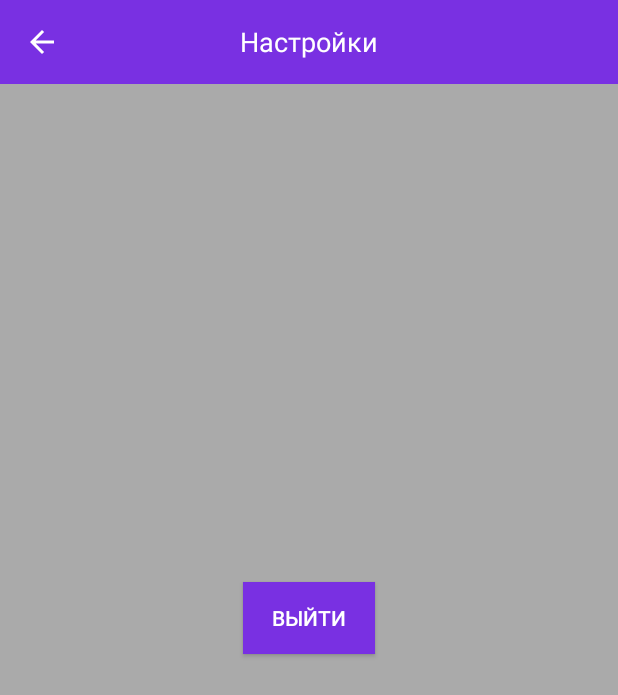
After one commit to nebesnayaa/chat-mobileApp, an Android app: the SettingActivity screen opened directly, with no data from a screen before it, on a phone screen of 412 x 824 dp. The commit adds this screen. Shown: the top 695 px of the screen. Run offline under Robolectric (Android 15) with nearby library versions, the phone set to English and light mode, and no system bars; our stand-ins replace Firebase (no records; nobody signed in at launch, a user with empty details on screens opened directly).

Commit message:
menu_setting_logout

```diff
--- a/MobailChatApp/app/src/main/AndroidManifest.xml
+++ b/MobailChatApp/app/src/main/AndroidManifest.xml
@@ -27,6 +27,10 @@
 
         <activity android:name=".ChatListActivity" />
 
+        <activity android:name=".SettingActivity"
+            android:theme="@style/Theme.AppCompat.Light.NoActionBar">
+        </activity>
+
     </application>
 
 </manifest>
--- /dev/null
+++ b/MobailChatApp/app/src/main/java/com/example/mobailchatapp/SettingActivity.java
@@ -0,0 +1,48 @@
+package com.example.mobailchatapp;
+
+import android.content.Intent;
+import android.os.Bundle;
+import android.view.View;
+import android.widget.Button;
+import androidx.appcompat.app.AppCompatActivity;
+import androidx.appcompat.widget.Toolbar;
+import com.google.firebase.auth.FirebaseAuth;
+import androidx.appcompat.app.AppCompatActivity;
+
+public class SettingActivity extends AppCompatActivity {
+
+    @Override
+    protected void onCreate(Bundle savedInstanceState) {
+        super.onCreate(savedInstanceState);
+        setContentView(R.layout.activity_settings);
+
+        Toolbar toolbar = findViewById(R.id.toolbar);
+        setSupportActionBar(toolbar);
+        getSupportActionBar().setDisplayHomeAsUpEnabled(true);  // Включаем кнопку "Назад" в Toolbar
+
+        toolbar.setNavigationOnClickListener(new View.OnClickListener() {
+            @Override
+            public void onClick(View v) {
+                Intent intent = new Intent(SettingActivity.this, ChatListActivity.class);
+                startActivity(intent);
+                finish();
+            }
+        });
+
+        Button logoutButton = findViewById(R.id.logout_button);
+        logoutButton.setOnClickListener(new View.OnClickListener() {
+            @Override
+            public void onClick(View v) {
+                // Разлогиниваем пользователя
+                FirebaseAuth.getInstance().signOut();
+
+                // Переходим на MainActivity
+                Intent intent = new Intent(SettingActivity.this, MainActivity.class);
+                startActivity(intent);
+
+                // Закрываем текущую активность, чтобы не было возможности вернуться
+                finish();
+            }
+        });
+    }
+}
--- /dev/null
+++ b/MobailChatApp/app/src/main/res/layout/activity_settings.xml
@@ -0,0 +1,35 @@
+<?xml version="1.0" encoding="utf-8"?>
+<RelativeLayout xmlns:android="http://schemas.android.com/apk/res/android"
+    android:layout_width="match_parent"
+    android:layout_height="match_parent"
+    android:background="@android:color/darker_gray">
+
+    <androidx.appcompat.widget.Toolbar
+        android:id="@+id/toolbar"
+        android:layout_width="match_parent"
+        android:layout_height="wrap_content"
+        android:background="@color/purple_500"
+        android:theme="@style/ThemeOverlay.AppCompat.Dark.ActionBar">
+
+    <TextView
+        android:id="@+id/toolbar_title"
+        android:layout_width="wrap_content"
+        android:layout_height="wrap_content"
+        android:text="Настройки"
+        android:layout_gravity="center"
+        android:textColor="#FFFFFF"
+        android:textSize="18sp" />
+</androidx.appcompat.widget.Toolbar>
+
+
+<Button
+    android:id="@+id/logout_button"
+    android:layout_width="wrap_content"
+    android:layout_height="wrap_content"
+    android:text="Выйти"
+    android:textColor="#FFFFFF"
+    android:background="@color/purple_500"
+    android:layout_centerInParent="true"
+    android:layout_marginTop="20dp" />
+
+    </RelativeLayout>
--- a/MobailChatApp/app/src/main/res/values/themes.xml
+++ b/MobailChatApp/app/src/main/res/values/themes.xml
@@ -2,12 +2,12 @@
     <!-- Base application theme. -->
     <style name="Theme.MobailChatApp" parent="Theme.MaterialComponents.DayNight.DarkActionBar">
         <!-- Primary brand color. -->
-        <item name="colorPrimary">@color/purple_500</item>
+        <item name="colorPrimary">@color/purple_200</item>
         <item name="colorPrimaryVariant">@color/purple_700</item>
-        <item name="colorOnPrimary">@color/white</item>
+        <item name="colorOnPrimary">@color/black</item>
         <!-- Secondary brand color. -->
         <item name="colorSecondary">@color/teal_200</item>
-        <item name="colorSecondaryVariant">@color/teal_700</item>
+        <item name="colorSecondaryVariant">@color/teal_200</item>
         <item name="colorOnSecondary">@color/black</item>
         <!-- Status bar color. -->
         <item name="android:statusBarColor">?attr/colorPrimaryVariant</item>
```
Also changed, not shown: MobailChatApp/app/src/main/java/com/example/mobailchatapp/Chat.java (+29 -3 lines), MobailChatApp/app/src/main/java/com/example/mobailchatapp/ChatActivity.java (added, +51 -0 lines), MobailChatApp/app/src/main/java/com/example/mobailchatapp/ChatAdapter.java (+9 -3 lines), MobailChatApp/app/src/main/java/com/example/mobailchatapp/ChatListActivity.java (+31 -13 lines), MobailChatApp/app/src/main/res/layout/activity_chat.xml (added, +50 -0 lines), MobailChatApp/app/src/main/res/layout/activity_chat_list.xml (+12 -3 lines).
